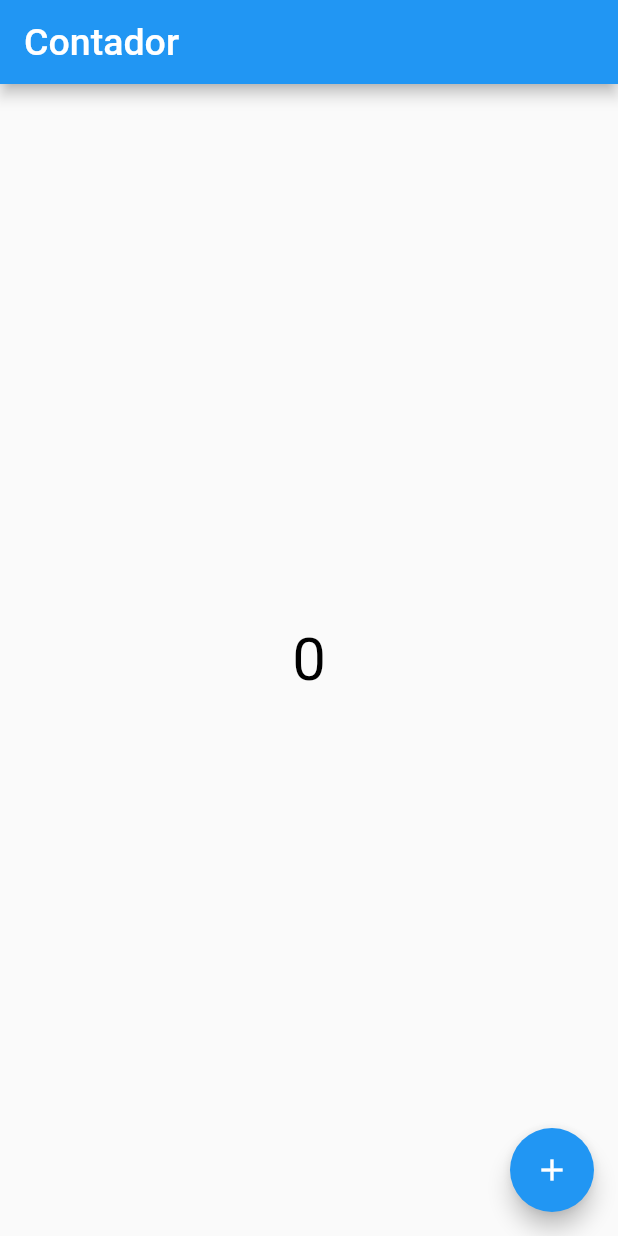
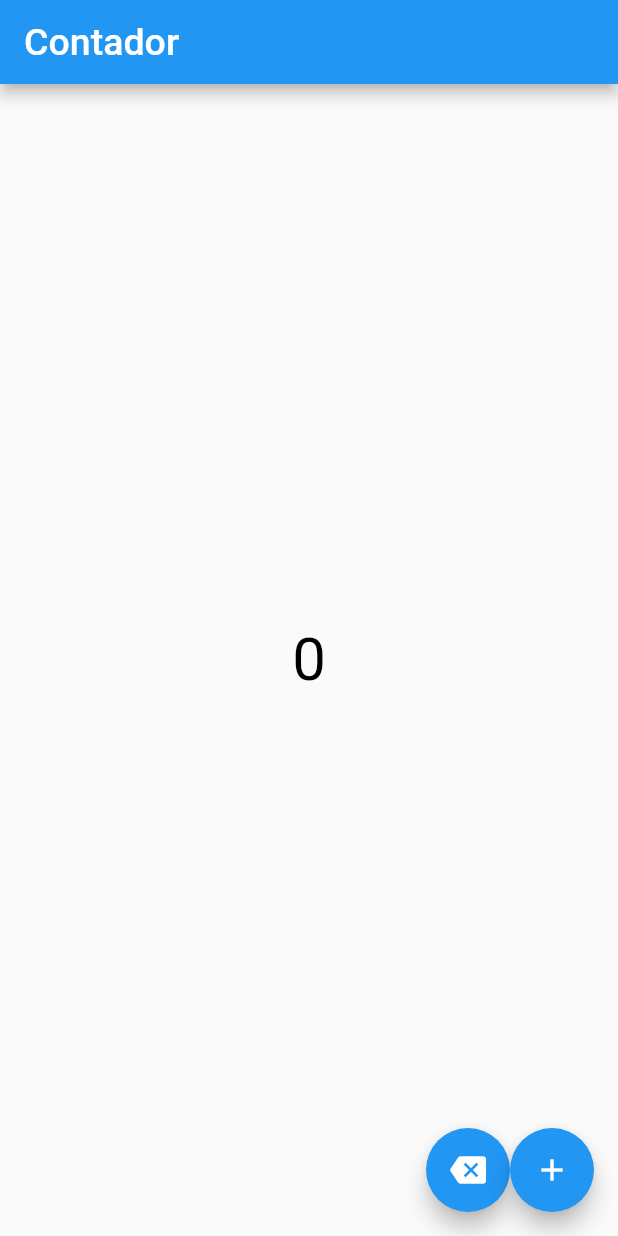
Before and after one commit to marciof2/Contador, a Flutter app: the screen it shows after launch, on a phone screen of 412 x 824 dp. Run offline on Flutter 3.47's test engine with Material 2 defaults, Android fonts, the phone set to English and light mode, and no system bars.

Commit message:
Exercicio Segundo Botao

```diff
--- a/lib/main.dart
+++ b/lib/main.dart
@@ -27,14 +27,30 @@ class _MyAppState extends State<MyApp> {
             ),
           ),
         ),
-      body: Container(
+        body: Column(
+          mainAxisAlignment: MainAxisAlignment.center,
+          children: [
+            Container(
               alignment: Alignment.center,
               child: Text(
                 '$cont',
                 style: TextStyle(fontSize: 40, color: Colors.black),
               ),
             ),
-      floatingActionButton: FloatingActionButton(
+          ],
+        ),
+        floatingActionButton: Row(
+          mainAxisAlignment: MainAxisAlignment.end,
+          children: [
+            FloatingActionButton(
+              onPressed: () {
+                setState(() {
+                  cont = cont - 1;
+                });
+              },
+              child: Icon(Icons.backspace),
+            ),
+            FloatingActionButton(
               onPressed: () {
                 setState(() {
                   cont = cont + 1;
@@ -42,6 +58,7 @@ class _MyAppState extends State<MyApp> {
               },
               child: Icon(Icons.add),
             ),
-    );
+          ],
+        ));
   }
 }
```
Lines whose indentation alone changed are shown as unchanged.
